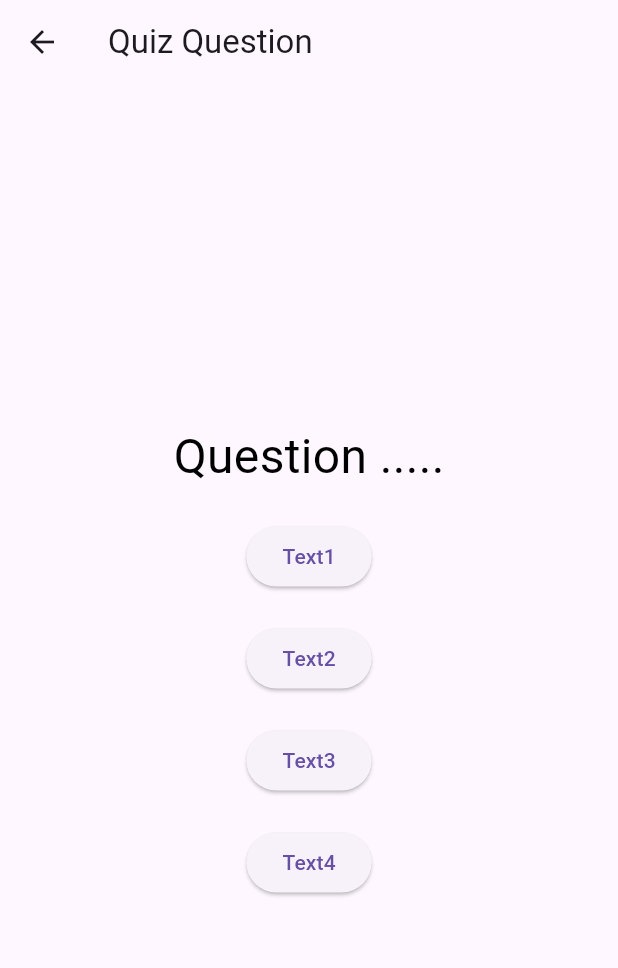
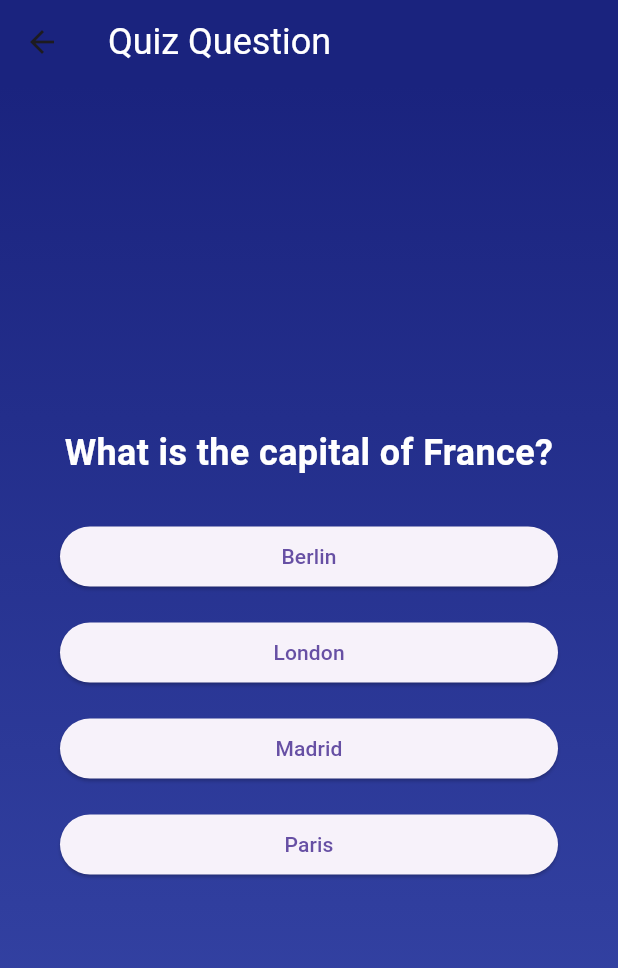
Before and after one commit to Ahmwajih/Quiz_app, a Flutter app: the screen it shows after launch, after a tap on "Start", on a phone screen of 412 x 824 dp. Shown: the top 968 px of the screen. Run offline on Flutter 3.47's test engine with Material 3 defaults, Android fonts, the phone set to English and light mode, and no system bars; our stand-ins replace google_fonts.

Commit message:
add shuffled answer

```diff
--- a/quiz/lib/answer_button.dart
+++ b/quiz/lib/answer_button.dart
@@ -1,13 +1,19 @@
 import 'package:flutter/material.dart';
 
 class AnswerButton extends StatelessWidget {
+  const AnswerButton(
+      {super.key, required this.answerText, required this.onTap});
+  final String answerText;
+  final void Function() onTap;
+
   @override
   Widget build(BuildContext context) {
     return ElevatedButton(
-              onPressed: () {
-                // Add code to handle 'True' answer
-              },
-              child: const Text('Text1'),
-            ),
+      style: ElevatedButton.styleFrom(
+      padding: const EdgeInsets.symmetric(horizontal: 40, vertical: 10),
+      ),
+      onPressed: onTap,
+      child:  Text(answerText),
+    );
   }
 }
--- a/quiz/lib/data/question.dart
+++ b/quiz/lib/data/question.dart
@@ -1,6 +1,6 @@
 import 'package:quiz/models/quiz_question.dart';
 
-const questions = [
+final questions = [
   QuizQuestion(
     'What is the capital of France?',
     ['Paris', 'Berlin', 'Madrid', 'London'],
--- a/quiz/lib/main.dart
+++ b/quiz/lib/main.dart
@@ -10,22 +10,9 @@ class QuizApp extends StatelessWidget {
 
   @override
   Widget build(BuildContext context) {
-    return MaterialApp(
+    return const MaterialApp(
       home: Scaffold(
-        body: Container(
-          decoration: const BoxDecoration(
-            gradient: LinearGradient(
-              begin: Alignment.topCenter,
-              end: Alignment.bottomCenter,
-              colors: [
-                Color.fromARGB(255, 9, 172, 194),
-                Color.fromARGB(255, 9, 179, 74),
-                Color.fromARGB(255, 102, 168, 16),
-              ],
-            ),
-          ),
-          child: const StartScreen(),
-        ),
+        body:  StartScreen(),
       ),
     );
   }
--- a/quiz/lib/models/quiz_question.dart
+++ b/quiz/lib/models/quiz_question.dart
@@ -4,5 +4,11 @@ class QuizQuestion {
   QuizQuestion (this.text, this.answers);
   final String text;
   final List<String> answers;
+List<String>getShuffledAnswer() {
+   final shuffledList =  List.of(answers); // Shuffle the answers
+    shuffledList.shuffle();
+    return shuffledList;
+
 
 }
+}
--- a/quiz/lib/start_screen.dart
+++ b/quiz/lib/start_screen.dart
@@ -1,11 +1,26 @@
 import 'package:flutter/material.dart';
+import 'package:quiz/answer_button.dart';
+import 'package:quiz/data/question.dart';
+import 'package:google_fonts/google_fonts.dart';
 
 class StartScreen extends StatelessWidget {
   const StartScreen({super.key});
 
   @override
   Widget build(BuildContext context) {
-    return Center(
+    return Scaffold(
+      body: Container(
+        decoration: const BoxDecoration(
+          gradient: LinearGradient(
+            begin: Alignment.topCenter,
+            end: Alignment.bottomCenter,
+            colors: [
+              Color(0xFF1A237E),
+              Color(0xFF3949AB),
+            ],
+          ),
+        ),
+        child: Center(
           child: Column(
             mainAxisAlignment: MainAxisAlignment.center,
             children: [
@@ -13,7 +28,7 @@ class StartScreen extends StatelessWidget {
                 'assets/images/quiz2.png',
                 width: 300,
               ),
-          const SizedBox(height: 20), // Add some spacing
+              const SizedBox(height: 20),
               const Text(
                 'Welcome to the Quiz!',
                 style: TextStyle(
@@ -21,18 +36,21 @@ class StartScreen extends StatelessWidget {
                   color: Colors.white,
                 ),
               ),
-          const SizedBox(height: 20), // Add some spacing
+              const SizedBox(height: 20),
               ElevatedButton.icon(
                 onPressed: () {
                   Navigator.push(
                     context,
-                MaterialPageRoute(builder: (context) => const QuestionScreen()),
+                    MaterialPageRoute(
+                        builder: (context) => const QuestionScreen()),
                   );
                 },
-            icon: const Icon(Icons.play_arrow), // Changed to play icon
+                icon: const Icon(Icons.play_arrow),
                 label: const Text('Start'),
               ),
             ],
+          ),
+        ),
       ),
     );
   }
@@ -45,55 +63,66 @@ class QuestionScreen extends StatefulWidget {
   State<QuestionScreen> createState() => _QuestionScreenState();
 }
 
-
 class _QuestionScreenState extends State<QuestionScreen> {
+  var currentQuestionIndex = 0;
+  answerQuestion() {
+    setState(() {
+      currentQuestionIndex++;
+    });
+    return currentQuestionIndex;
+  }
 
   @override
   Widget build(BuildContext context) {
+    final currentQuestion = questions[currentQuestionIndex];
     return Scaffold(
       appBar: AppBar(
-        title: const Text('Quiz Question'),
+        title: const Text('Quiz Question',
+            style: TextStyle(fontSize: 24, color: Colors.white)),
+        backgroundColor: const Color(0xFF1A237E),
       ),
-      body: Center(
+      body: Container(
+        decoration: const BoxDecoration(
+          gradient: LinearGradient(
+            begin: Alignment.topCenter,
+            end: Alignment.bottomCenter,
+            colors: [
+              Color(0xFF1A237E),
+              Color(0xFF3949AB),
+            ],
+          ),
+        ),
+        child: Center(
+          child: Container(
+            margin: const EdgeInsets.all(40),
             child: Column(
               mainAxisAlignment: MainAxisAlignment.center,
+              crossAxisAlignment: CrossAxisAlignment.stretch,
               children: [
-            const Text(
-              'Question .....',
-              style: TextStyle(
-                fontSize: 32,
-                color: Colors.black,
+                Text(
+                  currentQuestion.text,
+                  style: GoogleFonts.roboto(
+                    fontSize: 24,
+                    color: Colors.white,
+                    fontWeight: FontWeight.bold,
+                  ),
+                  textAlign: TextAlign.center,
+                ),
+                const SizedBox(height: 20),
+                ...currentQuestion.getShuffledAnswer().map((item) {
+                  return Padding(
+                    padding: const EdgeInsets.symmetric(vertical: 8.0),
+                    child: AnswerButton(
+                      onTap: () {
+                        answerQuestion();
+                      },
+                      answerText: item,
+                    ),
+                  );
+                }),
+              ],
             ),
           ),
-            const SizedBox(height: 20),
-            ElevatedButton(
-              onPressed: () {
-                // Add code to handle 'True' answer
-              },
-              child: const Text('Text1'),
-            ),
-            const SizedBox(height: 20),
-            ElevatedButton(
-              onPressed: () {
-                // Add code to handle 'True' answer
-              },
-              child: const Text('Text2'),
-            ),
-            const SizedBox(height: 20),
-            ElevatedButton(
-              onPressed: () {
-                // Add code to handle 'True' answer
-              },
-              child: const Text('Text3'),
-            ),
-            const SizedBox(height: 20),
-            ElevatedButton(
-              onPressed: () {
-                // Add code to handle 'True' answer
-              },
-              child: const Text('Text4'),
-            ),
-          ],
         ),
       ),
     );
--- a/quiz/pubspec.yaml
+++ b/quiz/pubspec.yaml
@@ -35,6 +35,7 @@ dependencies:
   # The following adds the Cupertino Icons font to your application.
   # Use with the CupertinoIcons class for iOS style icons.
   cupertino_icons: ^1.0.8
+  google_fonts: ^6.2.1
 
 dev_dependencies:
   flutter_test:
```
Also changed, not shown: quiz/pubspec.lock, 1 other file. Lines whose indentation alone changed are shown as unchanged.
